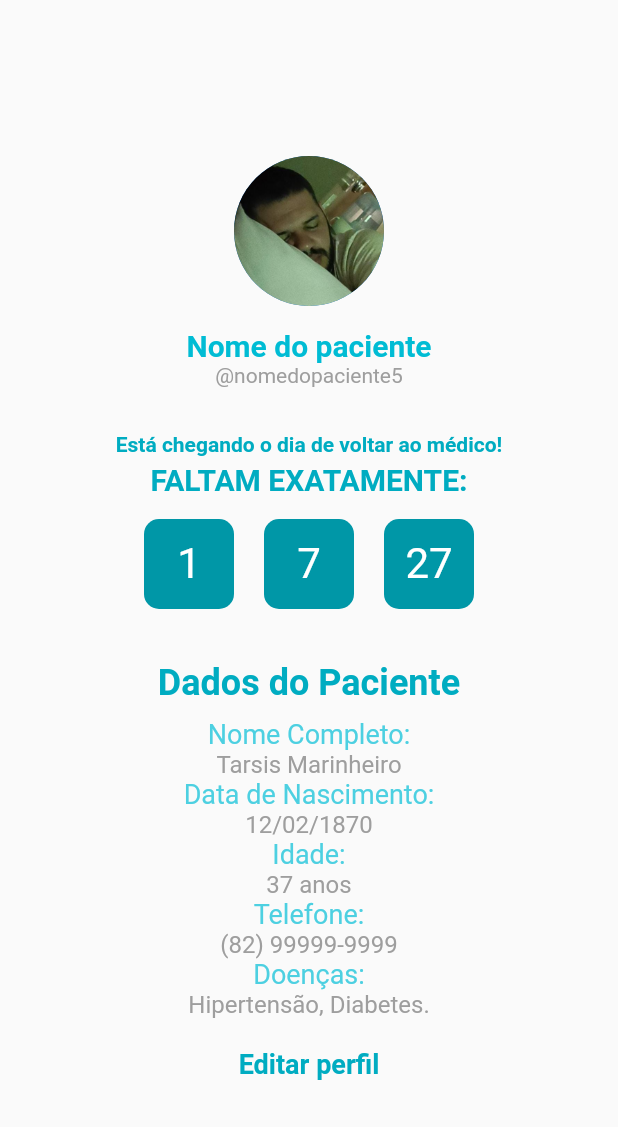
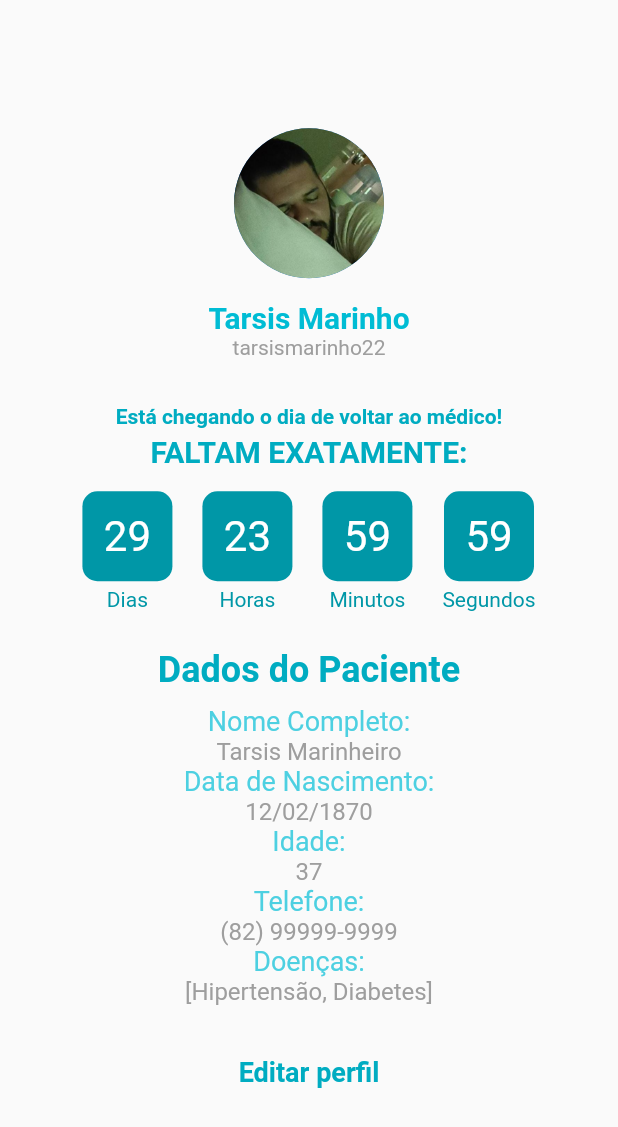
Before and after one commit to nathylla5/-Sa-de-Digital, a Flutter app: the MenuView screen opened directly, after a tap on the "account circle" icon, on a phone screen of 412 x 824 dp. Shown: the top 1127 px of the screen. Run offline on Flutter 3.47's test engine with Material 2 defaults, Android fonts, the phone set to English and light mode, and no system bars.

Commit message:
separando widgets da tela de perfil

```diff
--- a/lib/pages/menu_page.dart
+++ b/lib/pages/menu_page.dart
@@ -28,7 +28,17 @@ class _MenuViewState extends State<MenuView> {
             iconSize: 60,
             onPressed: () {
               Navigator.of(context).push(
-                MaterialPageRoute(builder: (context) => ProfileView()),
+                MaterialPageRoute(
+                    builder: (context) => const ProfileView(
+                          patientName: 'Tarsis Marinho',
+                          username: 'tarsismarinho22',
+                          phoneNumber: '(82) 99999-9999',
+                          urlImage: 'assets/tarsis_sleepando.jpeg',
+                          diseases: ['Hipertensão', 'Diabetes'],
+                          completeName: 'Tarsis Marinheiro',
+                          birthDate: '12/02/1870',
+                          age: '37',
+                        )),
               );
             },
             icon: const Icon(
--- a/lib/pages/profile_page.dart
+++ b/lib/pages/profile_page.dart
@@ -1,13 +1,35 @@
 import 'package:flutter/material.dart';
 
 class ProfileView extends StatefulWidget {
-  const ProfileView({Key? key}) : super(key: key);
+  final String urlImage;
+  final String patientName;
+  final String username;
+  final String completeName;
+  final String birthDate;
+  final String age;
+  final String phoneNumber;
+  final List<String> diseases;
+
+  const ProfileView(
+      {Key? key,
+      required this.urlImage,
+      required this.patientName,
+      required this.username,
+      required this.completeName,
+      required this.age,
+      required this.phoneNumber,
+      required this.diseases,
+      required this.birthDate})
+      : super(key: key);
 
   @override
   State<StatefulWidget> createState() => _ProfileViewState();
 }
 
 class _ProfileViewState extends State<ProfileView> {
+
+  final endDate = DateTime.now().add(Duration(days: 30));
+
   @override
   Widget build(BuildContext context) {
     return Scaffold(
@@ -17,46 +39,44 @@ class _ProfileViewState extends State<ProfileView> {
         children: [
           CircleAvatar(
             radius: 50,
-            backgroundImage: AssetImage('assets/tarsis_sleepando.jpeg'),
+            backgroundImage: AssetImage(widget.urlImage),
           ),
-          SizedBox(height: 15.0),
+          const SizedBox(height: 15.0),
           Text(
-            'Nome do paciente',
-            style: TextStyle(
+            widget.patientName,
+            style: const TextStyle(
                 fontSize: 20, fontWeight: FontWeight.bold, color: Colors.cyan),
           ),
           Text(
-            '@nomedopaciente5',
-            style: TextStyle(fontSize: 14, color: Colors.grey),
+            widget.username,
+            style: const TextStyle(fontSize: 14, color: Colors.grey),
           ),
-          SizedBox(height: 30),
+          const SizedBox(height: 30),
           Text('Está chegando o dia de voltar ao médico!',
               style: TextStyle(
                   fontSize: 14,
                   fontWeight: FontWeight.bold,
                   color: Colors.cyan[600])),
-          SizedBox(height: 4),
+          const SizedBox(height: 4),
           Text('FALTAM EXATAMENTE:',
               style: TextStyle(
                   fontSize: 20,
                   fontWeight: FontWeight.bold,
                   color: Colors.cyan[600])),
-          SizedBox(height: 15.0),
-          Row(
+          const SizedBox(height: 15.0),
+          //timer
+          StreamBuilder<int>(
+            stream: Stream.periodic(Duration(seconds: 1), (i) => i),
+            builder: (BuildContext context, AsyncSnapshot<int> snapshot) {
+              final currentTime = DateTime.now();
+              final remainingTime = endDate.difference(currentTime);
+
+              return Row(
                 mainAxisAlignment: MainAxisAlignment.center,
                 children: [
-              SizedBox(width: 20),
-              Container(
-                  height: 60,
-                  width: 60,
-                  decoration: BoxDecoration(
-                      color: Colors.cyan[700],
-                      borderRadius: BorderRadius.circular(10)),
-                  child: Center(
-                      child: Text('1',
-                          style:
-                              TextStyle(fontSize: 28, color: Colors.white)))),
-              SizedBox(width: 20),
+                  const SizedBox(width: 20),
+                  Column(
+                    children: [
                       Container(
                         height: 60,
                         width: 60,
@@ -66,56 +86,140 @@ class _ProfileViewState extends State<ProfileView> {
                         ),
                         child: Center(
                           child: Text(
-                    '7',
-                    style: TextStyle(fontSize: 28, color: Colors.white),
-                  ))),
-              SizedBox(width: 20),
+                            "${remainingTime.inDays}",
+                            style: const TextStyle(
+                                fontSize: 28, color: Colors.white),
+                          ),
+                        ),
+                      ),
+                      const SizedBox(height: 4),
+                      Text(
+                        'Dias',
+                        style: TextStyle(fontSize: 14, color: Colors.cyan[700]),
+                      ),
+                    ],
+                  ),
+                  const SizedBox(width: 20),
+                  Column(
+                    children: [
                       Container(
                         height: 60,
                         width: 60,
                         decoration: BoxDecoration(
                           color: Colors.cyan[700],
-                      borderRadius: BorderRadius.circular(10)),
+                          borderRadius: BorderRadius.circular(10),
+                        ),
                         child: Center(
-                      child: Text('27',
-                          style:
-                              TextStyle(fontSize: 28, color: Colors.white)))),
-              SizedBox(width: 20),
+                          child: Text(
+                            "${remainingTime.inHours.remainder(24)}",
+                            style: const TextStyle(
+                                fontSize: 28, color: Colors.white),
+                          ),
+                        ),
+                      ),
+                      const SizedBox(height: 4),
+                      Text(
+                        'Horas',
+                        style: TextStyle(fontSize: 14, color: Colors.cyan[700]),
+                      ),
                     ],
                   ),
-          SizedBox(height: 35.0),
+                  const SizedBox(width: 20),
+                  Column(
+                    children: [
+                      Container(
+                        height: 60,
+                        width: 60,
+                        decoration: BoxDecoration(
+                          color: Colors.cyan[700],
+                          borderRadius: BorderRadius.circular(10),
+                        ),
+                        child: Center(
+                          child: Text(
+                            "${remainingTime.inMinutes.remainder(60)}",
+                            style: const TextStyle(
+                                fontSize: 28, color: Colors.white),
+                          ),
+                        ),
+                      ),
+                      const SizedBox(height: 4),
+                      Text(
+                        'Minutos',
+                        style: TextStyle(fontSize: 14, color: Colors.cyan[700]),
+                      ),
+                    ],
+                  ),
+                  const SizedBox(width: 20),
+                  Column(
+                    children: [
+                      Container(
+                        height: 60,
+                        width: 60,
+                        decoration: BoxDecoration(
+                          color: Colors.cyan[700],
+                          borderRadius: BorderRadius.circular(10),
+                        ),
+                        child: Center(
+                          child: Text(
+                            "${remainingTime.inSeconds.remainder(60)}",
+                            style: const TextStyle(
+                                fontSize: 28, color: Colors.white),
+                          ),
+                        ),
+                      ),
+                      const SizedBox(height: 4),
+                      Text(
+                        'Segundos',
+                        style: TextStyle(fontSize: 14, color: Colors.cyan[700]),
+                      ),
+                    ],
+                  ),
+                  const SizedBox(width: 20),
+                ],
+              );
+            },
+          ),
+          const SizedBox(height: 25.0),
           Text('Dados do Paciente',
               style: TextStyle(
                   fontSize: 24,
                   fontWeight: FontWeight.bold,
                   color: Colors.cyan[600])),
-          SizedBox(height: 10),
+          const SizedBox(height: 10),
           Text('Nome Completo:',
               style: TextStyle(fontSize: 18, color: Colors.cyan[300])),
-          Text('Tarsis Marinheiro',
-              style: TextStyle(fontSize: 16, color: Colors.grey)),
+          Text(widget.completeName,
+              style: const TextStyle(fontSize: 16, color: Colors.grey)),
           Text('Data de Nascimento:',
               style: TextStyle(fontSize: 18, color: Colors.cyan[300])),
-          Text('12/02/1870',
-              style: TextStyle(fontSize: 16, color: Colors.grey)),
+          Text(widget.birthDate,
+              style: const TextStyle(fontSize: 16, color: Colors.grey)),
           Text('Idade:',
               style: TextStyle(fontSize: 18, color: Colors.cyan[300])),
-          Text('37 anos', style: TextStyle(fontSize: 16, color: Colors.grey)),
+          Text(widget.age,
+              style: const TextStyle(fontSize: 16, color: Colors.grey)),
           Text('Telefone:',
               style: TextStyle(fontSize: 18, color: Colors.cyan[300])),
-          Text('(82) 99999-9999',
-              style: TextStyle(fontSize: 16, color: Colors.grey)),
+          Text(widget.phoneNumber,
+              style: const TextStyle(fontSize: 16, color: Colors.grey)),
           Text('Doenças:',
               textAlign: TextAlign.right,
               style: TextStyle(fontSize: 18, color: Colors.cyan[300])),
-          Text('Hipertensão, Diabetes.',
-              style: TextStyle(fontSize: 16, color: Colors.grey)),
-          SizedBox(height: 20),
-          Text('Editar perfil',
+          Text('${widget.diseases}',
+              style: const TextStyle(fontSize: 16, color: Colors.grey)),
+          const SizedBox(height: 20),
+          ElevatedButton(
+            onPressed: () {},
+            child: Text('Editar perfil',
                 style: TextStyle(
                     fontSize: 18,
                     fontWeight: FontWeight.bold,
-                  color: Colors.cyan[600]))
+                    color: Colors.cyan[600])),
+            style: ElevatedButton.styleFrom(
+                backgroundColor: Theme.of(context).scaffoldBackgroundColor,
+                elevation: 0,
+                shadowColor: Colors.transparent),
+          ),
         ],
       ),
     );
```
Lines whose indentation alone changed are shown as unchanged.
